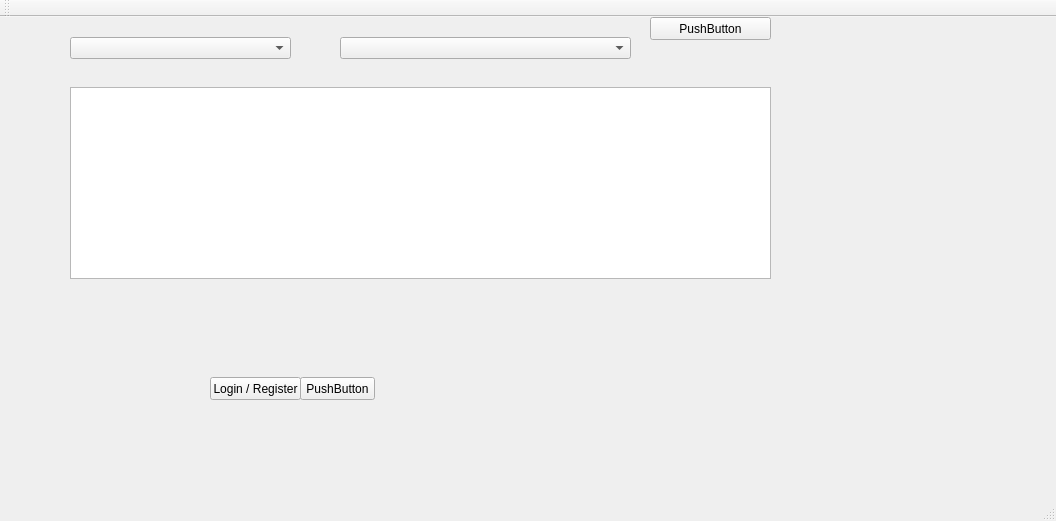
Qt form mainwindow.ui (Barlend/StudBd) before a commit.
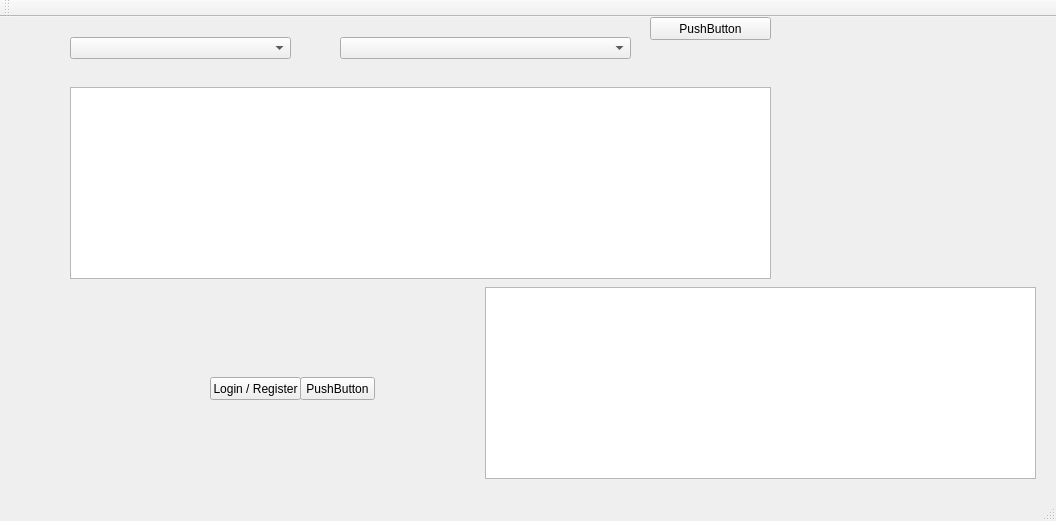
The same form after that commit.

```diff
--- a/mainwindow.ui
+++ b/mainwindow.ui
@@ -96,6 +96,16 @@
      <string>PushButton</string>
     </property>
    </widget>
+   <widget class="QTableWidget" name="tableWidget">
+    <property name="geometry">
+     <rect>
+      <x>485</x>
+      <y>270</y>
+      <width>551</width>
+      <height>192</height>
+     </rect>
+    </property>
+   </widget>
   </widget>
   <widget class="QMenuBar" name="menuBar">
    <property name="geometry">
```
